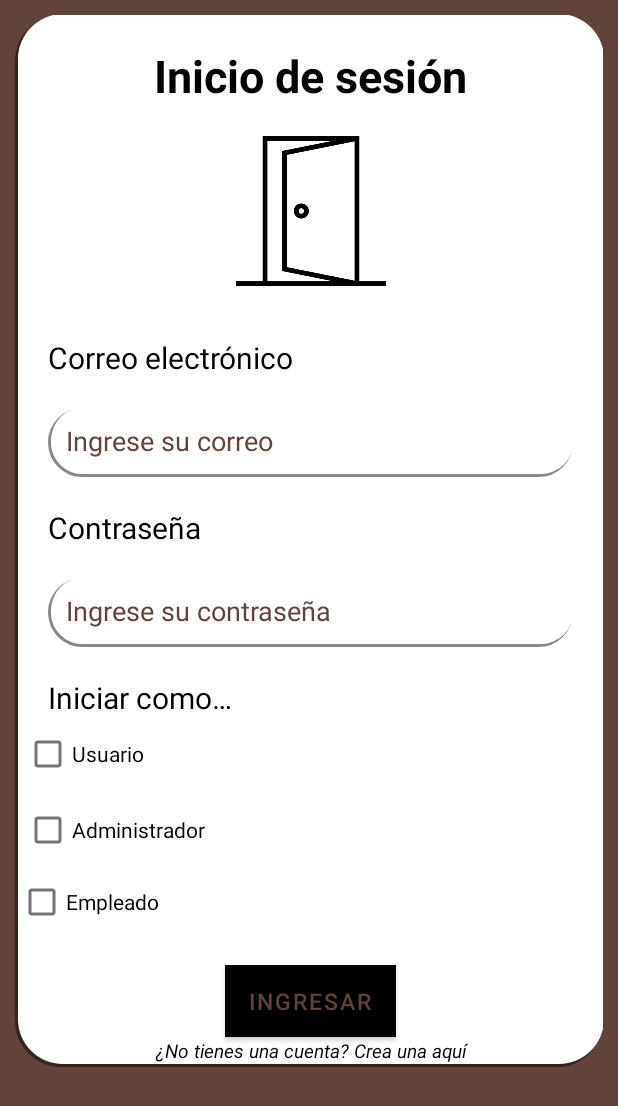
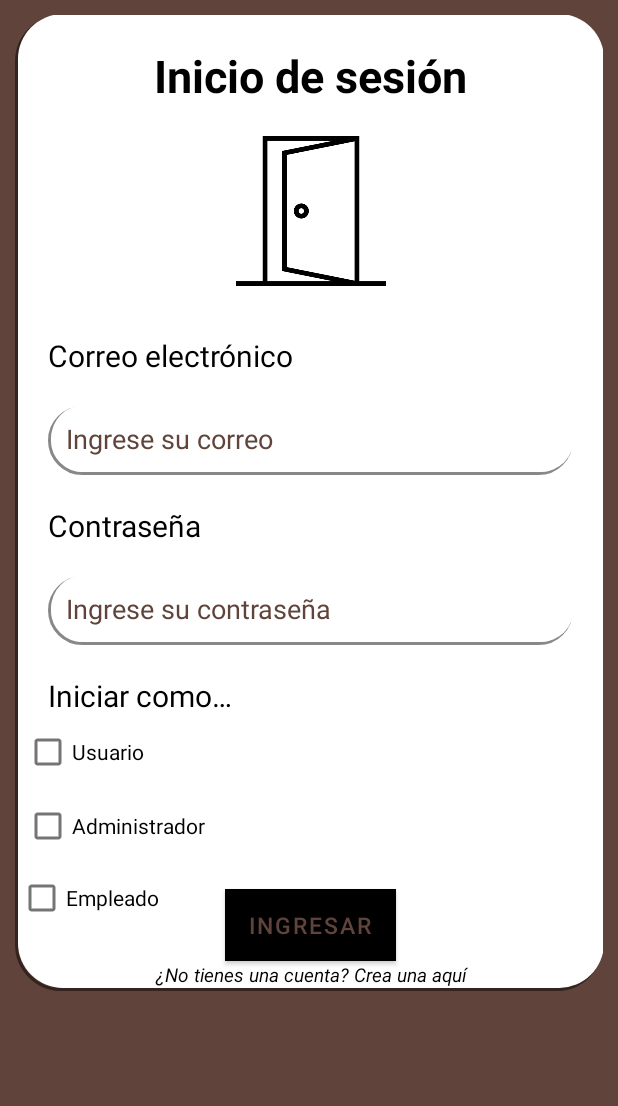
Before and after one commit to Azulioos/DM_Pasteleria, an Android app: the Pe_iniciodesesion screen opened directly, with no data from a screen before it, on a phone screen of 412 x 824 dp. Shown: the top 1106 px of the screen. Run offline under Robolectric (Android 15) with nearby library versions, the phone set to English and light mode, and no system bars; our stand-ins replace Firebase (no records; nobody signed in at launch, a user with empty details on screens opened directly).

```diff
--- a/app/src/main/res/layout-v26/activity_pe_iniciodesesion.xml
+++ b/app/src/main/res/layout-v26/activity_pe_iniciodesesion.xml
@@ -190,6 +190,7 @@
                 android:id="@+id/boton_1"
                 android:layout_width="wrap_content"
                 android:layout_height="wrap_content"
+                android:layout_marginTop="97dp"
                 android:background="@color/black"
                 android:gravity="center"
                 android:text="@string/Iniciar"
@@ -198,7 +199,7 @@
                 app:layout_constraintBottom_toBottomOf="parent"
                 app:layout_constraintEnd_toEndOf="parent"
                 app:layout_constraintStart_toStartOf="parent"
-                app:layout_constraintTop_toBottomOf="@+id/checkbox2" />
+                app:layout_constraintTop_toBottomOf="@+id/textView5" />
 
             <TextView
                 android:id="@+id/loginbtns"
--- a/app/src/main/res/menu/menu.xml
+++ b/app/src/main/res/menu/menu.xml
@@ -29,6 +29,4 @@
         android:id="@+id/Toolbar5"
         android:onClick="signOut" />
 
-
-
 </menu>
```
